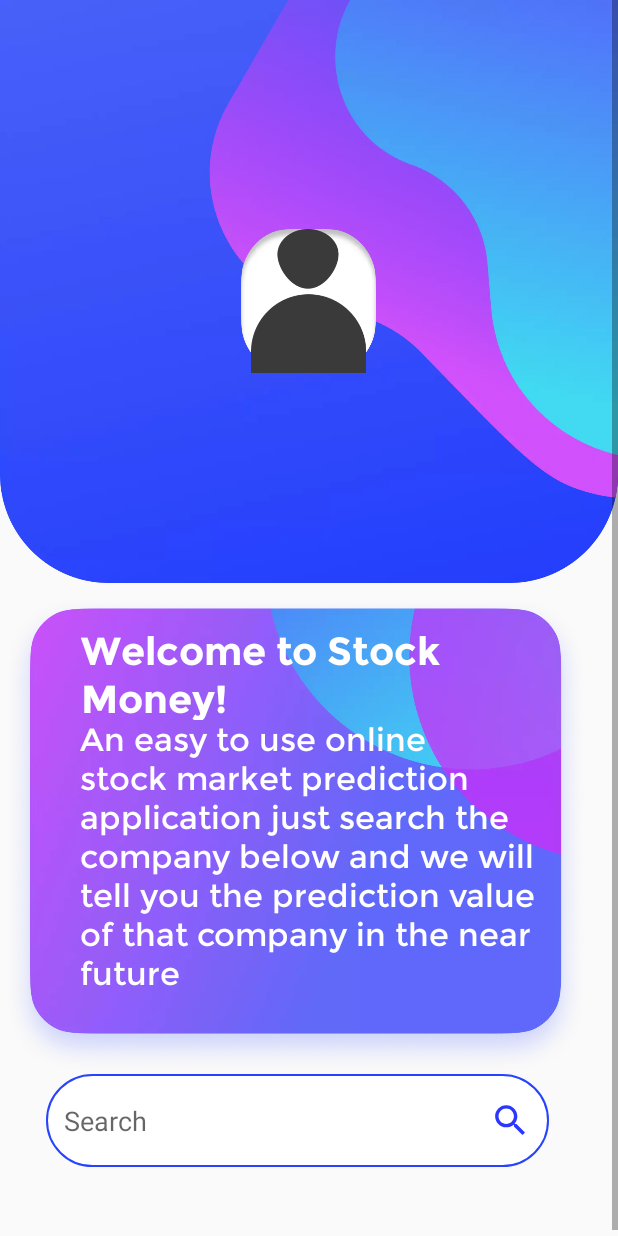
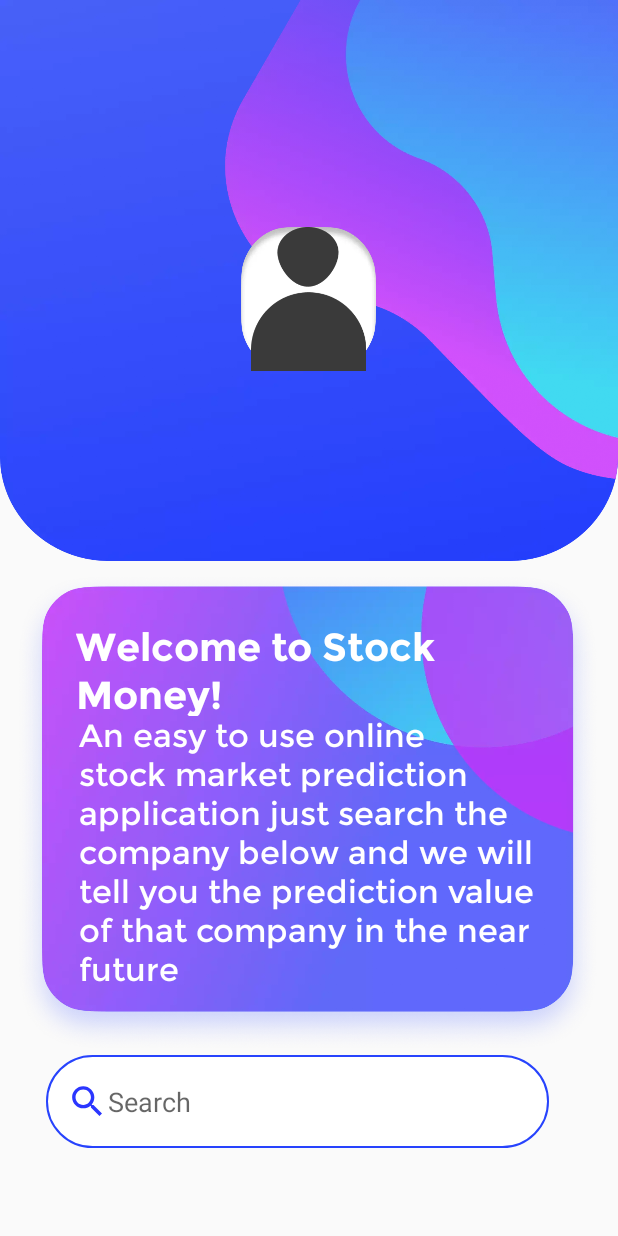
Before and after one commit to avi-vivek/StockMoney, an Android app: the Guest screen opened directly, with no data from a screen before it, on a phone screen of 412 x 824 dp. Run offline under Robolectric (Android 15) with nearby library versions, the phone set to English and light mode, and no system bars.

Commit message:
Search Box

```diff
--- a/app/src/main/java/com/example/stockmoney/Guest.kt
+++ b/app/src/main/java/com/example/stockmoney/Guest.kt
@@ -1,11 +1,32 @@
 package com.example.stockmoney
 
 import android.os.Bundle
+import android.widget.ArrayAdapter
+import android.widget.AutoCompleteTextView
 import androidx.appcompat.app.AppCompatActivity
 
 class Guest : AppCompatActivity() {
     override fun onCreate(savedInstanceState: Bundle?) {
         super.onCreate(savedInstanceState)
         setContentView(R.layout.activity_guest)
+
+        val search = findViewById<AutoCompleteTextView>(R.id.searchBarOfMain)
+
+        val names = arrayListOf(
+            "Android",
+            "java",
+            "TATA",
+            "RELIANCE",
+            "BIRLA",
+            "TATA motors",
+            "TATA STEEL",
+            "JIO",
+            "ACC"
+        )
+        val adapter: ArrayAdapter<String> =
+            ArrayAdapter(this, android.R.layout.simple_list_item_1, names)
+
+        search.setAdapter(adapter)
+
     }
 }
--- /dev/null
+++ b/app/src/main/res/drawable/custom_background.xml
@@ -0,0 +1,11 @@
+<?xml version="1.0" encoding="utf-8"?>
+<shape xmlns:android="http://schemas.android.com/apk/res/android"
+    android:shape="rectangle">
+
+    <solid android:color="#ffff" />
+    <corners android:radius="50dp" />
+    <stroke
+        android:width="1dp"
+        android:color="@color/blue" />
+
+</shape>
--- /dev/null
+++ b/app/src/main/res/drawable/listviewdrawable.xml
@@ -0,0 +1,10 @@
+<?xml version="1.0" encoding="utf-8"?>
+<shape xmlns:android="http://schemas.android.com/apk/res/android">
+
+    <solid android:color="#ffff" />
+    <corners android:radius="10dp" />
+    <stroke
+        android:width="1dp"
+        android:color="@color/blue" />
+
+</shape>
--- a/app/src/main/res/layout/activity_guest.xml
+++ b/app/src/main/res/layout/activity_guest.xml
@@ -4,8 +4,10 @@
     xmlns:tools="http://schemas.android.com/tools"
     android:layout_width="match_parent"
     android:layout_height="match_parent"
+    android:orientation="vertical"
     android:fillViewport="true"
     android:overScrollMode="always">
+
 
     <androidx.constraintlayout.widget.ConstraintLayout
         android:layout_width="match_parent"
@@ -17,15 +19,13 @@
         <ImageView
             android:id="@+id/guestBanner"
             android:layout_width="match_parent"
-            android:layout_height="wrap_content"
+            android:layout_height="374dp"
+            android:background="@drawable/rectangle"
             android:adjustViewBounds="true"
-            android:background="@drawable/rectangle"
-
             android:contentDescription="@string/guestpage"
             android:scaleType="fitEnd"
             android:src="@drawable/maskgroup"
             app:layout_constraintEnd_toEndOf="parent"
-            app:layout_constraintHorizontal_bias="0.0"
             app:layout_constraintStart_toStartOf="parent"
             app:layout_constraintTop_toTopOf="parent" />
 
@@ -47,11 +47,11 @@
 
         <ImageView
             android:id="@+id/textBackground"
-            android:layout_width="0dp"
+            android:layout_width="wrap_content"
             android:layout_height="319dp"
+            android:layout_marginStart="10dp"
             android:layout_marginTop="8dp"
             android:contentDescription="@string/no"
-            android:paddingLeft="2dp"
             android:scaleType="fitStart"
             app:layout_constraintEnd_toEndOf="parent"
             app:layout_constraintHorizontal_bias="0.0"
@@ -62,10 +62,9 @@
 
         <TextView
             android:id="@+id/textStockMoney"
-            android:layout_width="326dp"
+            android:layout_width="336dp"
             android:layout_height="62dp"
-            android:layout_marginStart="17dp"
-            android:layout_marginTop="29dp"
+            android:layout_marginStart="16dp"
             android:layout_marginEnd="16dp"
             android:fontFamily="@font/montserratbold"
             android:paddingStart="10dp"
@@ -73,10 +72,11 @@
             android:textColor="@color/white"
             android:textSize="26sp"
             android:textStyle="normal"
+            app:layout_constraintBottom_toTopOf="@+id/briefStockMoney"
             app:layout_constraintEnd_toEndOf="parent"
+            app:layout_constraintHorizontal_bias="0.56"
             app:layout_constraintStart_toStartOf="parent"
-            app:layout_constraintTop_toBottomOf="@+id/guestBanner"
-            tools:ignore="MissingConstraints,RtlSymmetry" />
+            tools:ignore="RtlSymmetry" />
 
         <TextView
             android:id="@+id/briefStockMoney"
@@ -84,41 +84,44 @@
             android:layout_height="180dp"
             android:layout_marginStart="16dp"
             android:layout_marginEnd="16dp"
-            android:layout_marginBottom="16dp"
+            android:layout_marginBottom="44dp"
             android:fontFamily="@font/montserratregular"
             android:paddingStart="10dp"
             android:text="@string/an_easy_to_use_online_stock_market_prediction_application_just_search_the_company_below_and_we_will_tell_you_the_prediction_value_of_that_company_in_the_near_future"
             android:textColor="@color/white"
             android:textSize="21sp"
             android:textStyle="normal"
-            app:layout_constraintBottom_toTopOf="@+id/searchBarOfGuest"
+            app:layout_constraintBottom_toBottomOf="@+id/textBackground"
             app:layout_constraintEnd_toEndOf="parent"
-            app:layout_constraintHorizontal_bias="0.509"
+            app:layout_constraintHorizontal_bias="0.494"
             app:layout_constraintStart_toStartOf="parent"
-            app:layout_constraintTop_toBottomOf="@+id/textStockMoney"
-            app:layout_constraintVertical_bias="0.0"
             tools:ignore="RtlSymmetry" />
 
-        <EditText
-            android:id="@+id/searchBarOfGuest"
+
+        <AutoCompleteTextView
+            android:id="@+id/searchBarOfMain"
             android:layout_width="335dp"
             android:layout_height="62dp"
             android:layout_marginBottom="50dp"
             android:autofillHints="@string/no"
-            android:background="@drawable/guest_search_button"
-            android:drawableEnd="@drawable/ic_baseline_search_24"
-            android:drawablePadding="8dp"
-            android:ems="10"
-            android:hint="Search"
+            android:background="@drawable/custom_background"
+            android:clickable="true"
+            android:clipToPadding="false"
+            android:drawableStart="@drawable/ic_baseline_search_24"
+            android:focusable="true"
+            android:gravity="fill_vertical"
+            android:hint="@string/search"
+            android:iconifiedByDefault="false"
             android:inputType="textPersonName"
+            android:orientation="vertical"
             app:layout_constraintBottom_toBottomOf="parent"
             app:layout_constraintEnd_toEndOf="parent"
             app:layout_constraintHorizontal_bias="0.396"
             app:layout_constraintStart_toStartOf="parent"
             app:layout_constraintTop_toBottomOf="@+id/textBackground"
             app:layout_constraintVertical_bias="0.188"
+            android:padding="14dp"
             tools:ignore="LabelFor" />
-
 
     </androidx.constraintlayout.widget.ConstraintLayout>
 </ScrollView>
```
Also changed, not shown: gradle/wrapper/gradle-wrapper.properties.
